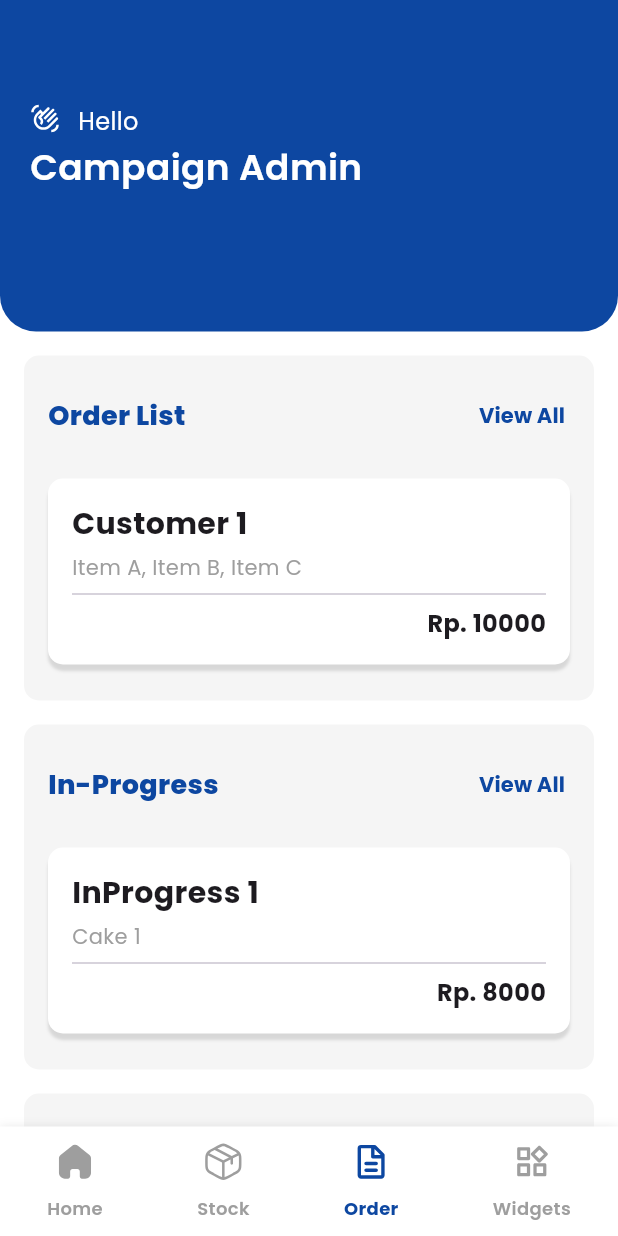
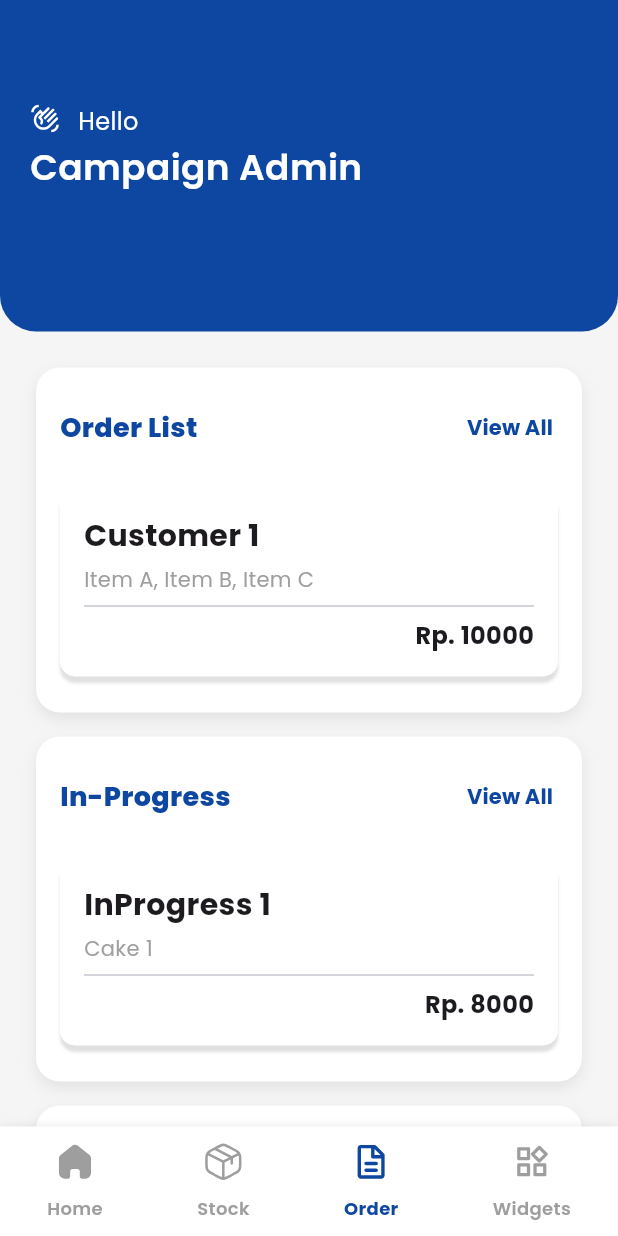
Before and after one commit to Alirzq/admin-campaign-coffe, a Flutter app: the OrderView screen opened by its route, on a phone screen of 412 x 824 dp. Run offline on Flutter 3.47's test engine with Material 3 defaults, Android fonts, the light colour scheme and no system bars; our stand-ins replace fl_chart, flutter_svg, get, google_fonts.

Commit message:
feat: [RZ] styling order page

```diff
--- a/lib/app/global-component/order/order_section_card.dart
+++ b/lib/app/global-component/order/order_section_card.dart
@@ -20,8 +20,15 @@ class OrderSectionCard extends StatelessWidget {
       margin: const EdgeInsets.only(bottom: 16),
       padding: const EdgeInsets.all(16),
       decoration: BoxDecoration(
-        color: const Color.fromARGB(255, 245, 245, 245),
-        borderRadius: BorderRadius.circular(10),
+        color: Colors.white,
+        borderRadius: BorderRadius.circular(16),
+        boxShadow: [
+          BoxShadow(
+            color: Colors.black.withOpacity(0.08),
+            blurRadius: 8,
+            offset: const Offset(0, 4),
+          ),
+        ],
       ),
       child: Column(
         crossAxisAlignment: CrossAxisAlignment.start,
--- a/lib/app/modules/pages/orderlist/view/order_view.dart
+++ b/lib/app/modules/pages/orderlist/view/order_view.dart
@@ -15,15 +15,15 @@ class OrderView extends GetView<OrderController> {
   @override
   Widget build(BuildContext context) {
     return Scaffold(
-      backgroundColor: Colors.white,
+      backgroundColor: const Color(0xFFF5F5F5),
       body: Column(
         children: [
           const HeaderAdmin(),
           Expanded(
             child: SingleChildScrollView(
-              padding: const EdgeInsets.only(top: 16),
+              padding: const EdgeInsets.only(top: 24),
               child: Padding(
-                padding: const EdgeInsets.symmetric(horizontal: 16),
+                padding: const EdgeInsets.symmetric(horizontal: 24),
                 child: Column(
                   children: [
                     OrderSectionCard(
```
